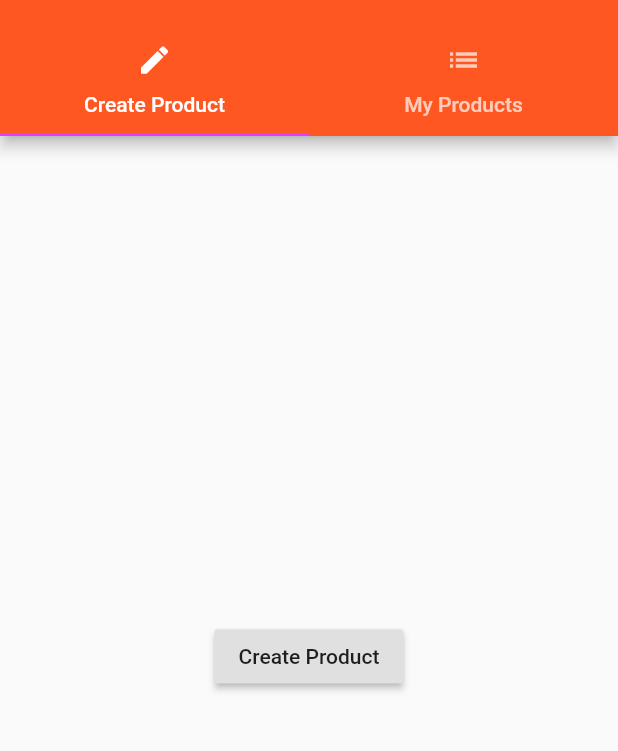
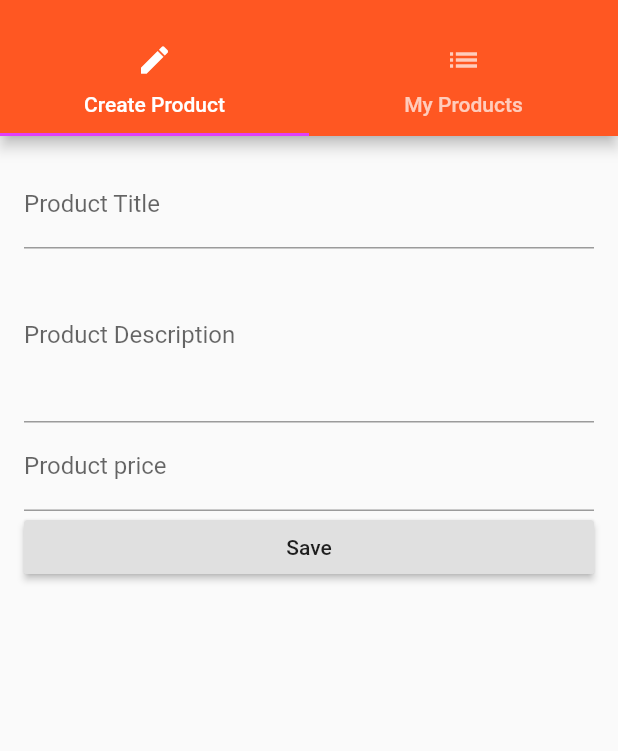
Before and after one commit to svaney/flutter_udemy, a Flutter app: the ProductAdminPage screen opened by its route, on a phone screen of 412 x 824 dp, the part 59-810 px from its top. Run offline on Flutter 3.47's test engine with Material 2 defaults, Android fonts, the phone set to English and light mode, and no system bars.

Commit message:
lecture 92

```diff
--- a/lib/pages/product.dart
+++ b/lib/pages/product.dart
@@ -1,7 +1,7 @@
 import 'package:flutter/material.dart';
 
 class ProductPage extends StatelessWidget {
-  final Map<String, String> productInfo;
+  final Map<String, dynamic> productInfo;
 
   ProductPage(this.productInfo);
 
--- a/lib/pages/product_admin.dart
+++ b/lib/pages/product_admin.dart
@@ -1,9 +1,14 @@
 import 'package:flutter/material.dart';
 import 'package:udemy_app/pages/product_crate.dart';
 import 'package:udemy_app/pages/product_list.dart';
-import 'package:udemy_app/pages/products.dart';
 
 class ProductAdminPage extends StatelessWidget {
+
+  final Function addProduct;
+  final Function deleteProduct;
+
+  ProductAdminPage({this.addProduct, this.deleteProduct});
+
   @override
   Widget build(BuildContext context) {
     return DefaultTabController(
@@ -42,7 +47,7 @@ class ProductAdminPage extends StatelessWidget {
         ),
         body: TabBarView(
           children: <Widget>[
-            ProductCreatePage(),
+            ProductCreatePage(addProduct: addProduct,),
             ProductListPage(),
           ],
         ),
--- a/lib/pages/product_crate.dart
+++ b/lib/pages/product_crate.dart
@@ -1,20 +1,66 @@
 import 'package:flutter/material.dart';
 
-class ProductCreatePage extends StatelessWidget {
+class ProductCreatePage extends StatefulWidget {
+  final Function addProduct;
+
+  ProductCreatePage({this.addProduct});
+
+  @override
+  State<StatefulWidget> createState() {
+    return _ProductCreatePageState();
+  }
+}
+
+class _ProductCreatePageState extends State<ProductCreatePage> {
+  String _productTitle;
+  String _productDescription;
+  double _productPrice;
+
   @override
   Widget build(BuildContext context) {
-    return Center(
-      child: RaisedButton(
-        child: Text('Create Product'),
-        onPressed: () {
-          showModalBottomSheet(
-              context: context,
-              builder: (BuildContext context) {
-                return Center(
-                  child: Text('this is modal'),
-                );
+    return Container(
+      margin: EdgeInsets.all(16.0),
+      child: ListView(
+        children: <Widget>[
+          TextField(
+            decoration: InputDecoration(labelText: 'Product Title'),
+            onChanged: (String value) {
+              setState(() {
+                _productTitle = value;
               });
-        },
+            },
+          ),
+          TextField(
+            decoration: InputDecoration(labelText: 'Product Description'),
+            maxLines: 4,
+            onChanged: (String value) {
+              setState(() {
+                _productDescription = value;
+              });
+            },
+          ),
+          TextField(
+            decoration: InputDecoration(labelText: 'Product price'),
+            keyboardType: TextInputType.number,
+            onChanged: (String value) {
+              setState(() {
+                _productPrice = double.parse(value);
+              });
+            },
+          ),
+          RaisedButton(
+            child: Text('Save'),
+            onPressed: () {
+              final Map<String, dynamic> pr = {
+                'title': _productTitle,
+                'description': _productDescription,
+                'price': _productPrice,
+                'image': 'assets/images/food.jpg'
+              };
+              widget.addProduct(pr);
+            },
+          ),
+        ],
       ),
     );
   }
```
Also changed, not shown: lib/main.dart (+9 -7 lines), lib/pages/products.dart (+3 -6 lines), lib/product_control.dart (deleted, +0 -18 lines), lib/product_manager.dart (+4 -11 lines), lib/products.dart (+5 -12 lines).
